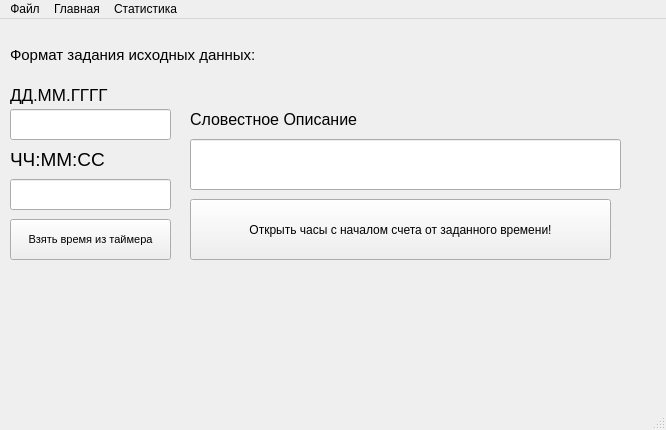
Above: mainwindow.ui from Fresh-timeey/Comedy-Club before the change. Below: the same form after it.
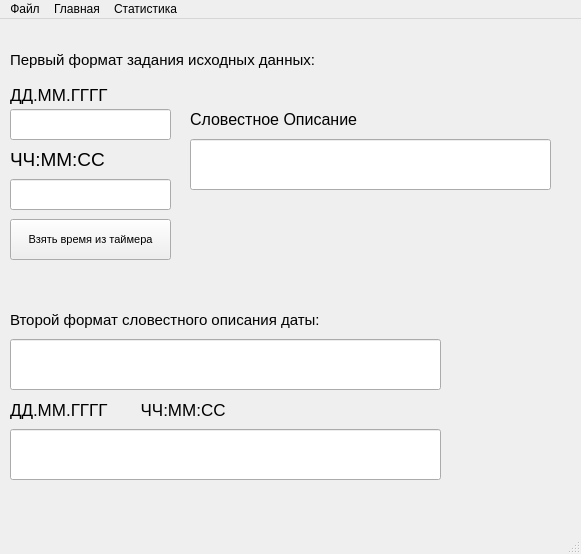
That is the form after the change.

```diff
--- a/mainwindow.ui
+++ b/mainwindow.ui
@@ -6,8 +6,8 @@
    <rect>
     <x>0</x>
     <y>0</y>
-    <width>666</width>
-    <height>430</height>
+    <width>581</width>
+    <height>554</height>
    </rect>
   </property>
   <property name="windowTitle">
@@ -19,8 +19,8 @@
      <rect>
       <x>10</x>
       <y>10</y>
-      <width>311</width>
-      <height>51</height>
+      <width>421</width>
+      <height>61</height>
      </rect>
     </property>
     <property name="font">
@@ -29,7 +29,7 @@
      </font>
     </property>
     <property name="text">
-     <string>Формат задания исходных данных:</string>
+     <string>Первый формат задания исходных данных:</string>
     </property>
    </widget>
    <widget class="QLineEdit" name="lineEdit">
@@ -93,7 +93,7 @@
      <rect>
       <x>190</x>
       <y>120</y>
-      <width>431</width>
+      <width>361</width>
       <height>51</height>
      </rect>
     </property>
@@ -116,24 +116,6 @@
      <string>Словестное Описание</string>
     </property>
    </widget>
-   <widget class="QPushButton" name="pushButton">
-    <property name="geometry">
-     <rect>
-      <x>190</x>
-      <y>180</y>
-      <width>421</width>
-      <height>61</height>
-     </rect>
-    </property>
-    <property name="font">
-     <font>
-      <pointsize>9</pointsize>
-     </font>
-    </property>
-    <property name="text">
-     <string>Открыть часы с началом счета от заданного времени!</string>
-    </property>
-   </widget>
    <widget class="QPushButton" name="pushButton_2">
     <property name="geometry">
      <rect>
@@ -152,13 +134,69 @@
      <string>Взять время из таймера</string>
     </property>
    </widget>
+   <widget class="QLineEdit" name="lineEdit_4">
+    <property name="geometry">
+     <rect>
+      <x>10</x>
+      <y>320</y>
+      <width>431</width>
+      <height>51</height>
+     </rect>
+    </property>
+   </widget>
+   <widget class="QLabel" name="label_5">
+    <property name="geometry">
+     <rect>
+      <x>10</x>
+      <y>270</y>
+      <width>421</width>
+      <height>61</height>
+     </rect>
+    </property>
+    <property name="font">
+     <font>
+      <pointsize>11</pointsize>
+     </font>
+    </property>
+    <property name="text">
+     <string>Второй формат словестного описания даты:</string>
+    </property>
+   </widget>
+   <widget class="QLineEdit" name="lineEdit_5">
+    <property name="geometry">
+     <rect>
+      <x>10</x>
+      <y>410</y>
+      <width>431</width>
+      <height>51</height>
+     </rect>
+    </property>
+   </widget>
+   <widget class="QLabel" name="label_6">
+    <property name="geometry">
+     <rect>
+      <x>10</x>
+      <y>370</y>
+      <width>341</width>
+      <height>41</height>
+     </rect>
+    </property>
+    <property name="font">
+     <font>
+      <pointsize>13</pointsize>
+     </font>
+    </property>
+    <property name="text">
+     <string>ДД.ММ.ГГГГ       ЧЧ:ММ:СС</string>
+    </property>
+   </widget>
   </widget>
   <widget class="QMenuBar" name="menubar">
    <property name="geometry">
     <rect>
      <x>0</x>
      <y>0</y>
-     <width>666</width>
+     <width>581</width>
      <height>26</height>
     </rect>
    </property>
```
